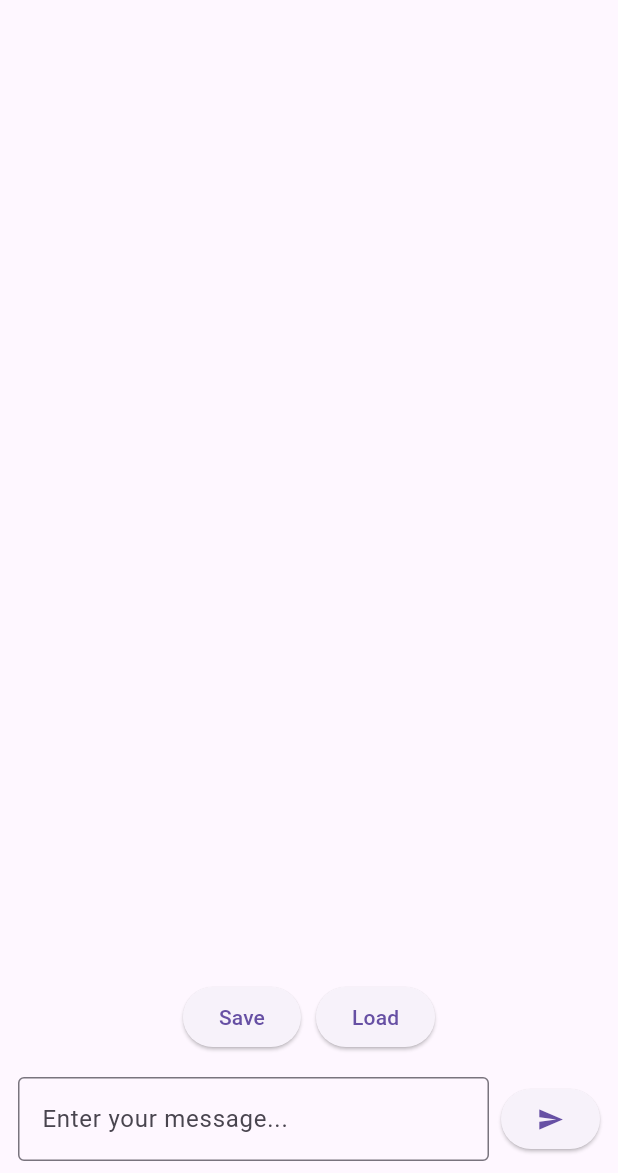
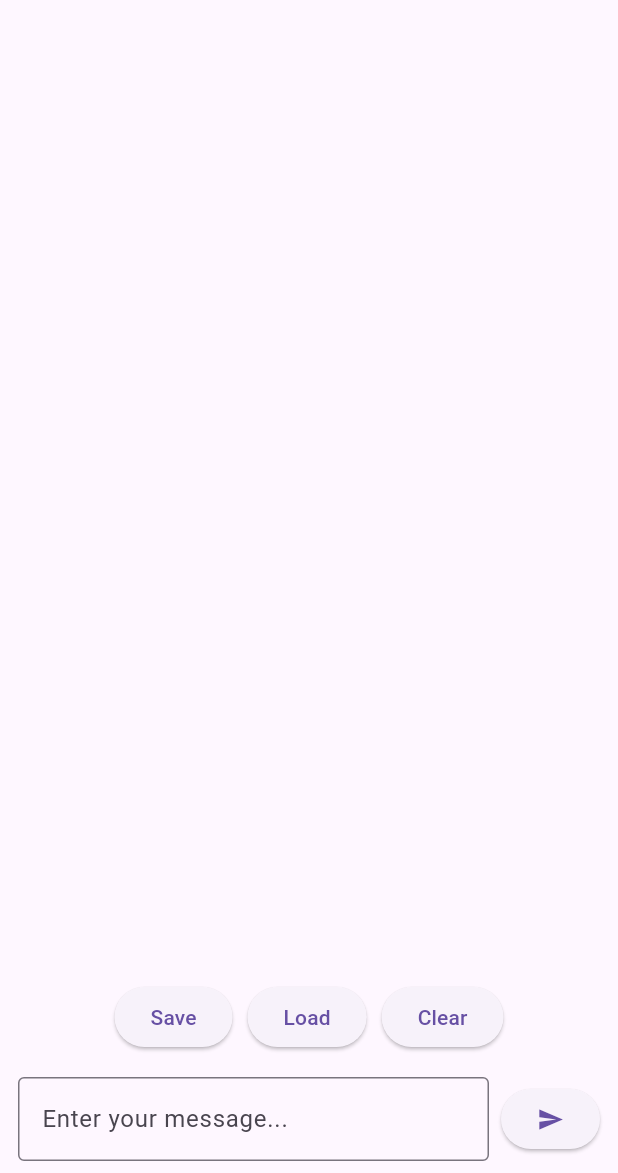
Before and after one commit to mkakh/flutter-chatgpt-client, a Flutter app: the screen it shows after launch, on a phone screen of 412 x 824 dp, the part 63-1236 px from its top. Run offline on Flutter 3.47's test engine with Material 3 defaults, Android fonts, the light colour scheme and no system bars; missing offline and left inert: dart_openai.

Commit message:
feat: add a history clear button

```diff
--- a/lib/main.dart
+++ b/lib/main.dart
@@ -197,6 +197,14 @@ class _ChatScreenState extends State<ChatScreen> {
     }
   }
 
+  // Clears the current chat history.
+  void _clearHistory() {
+    setState(() {
+      _messages.clear();
+    });
+    _showSnackBar("Chat history cleared");
+  }
+
   // Displays a SnackBar with the provided message.
   void _showSnackBar(String message) =>
       ScaffoldMessenger.of(context).showSnackBar(
@@ -284,6 +292,11 @@ class _ChatScreenState extends State<ChatScreen> {
             onPressed: _loadHistory,
             child: const Text("Load"),
           ),
+          const SizedBox(width: 10),
+          ElevatedButton(
+            onPressed: _clearHistory,
+            child: const Text("Clear"),
+          ),
         ],
       ),
     );
```
